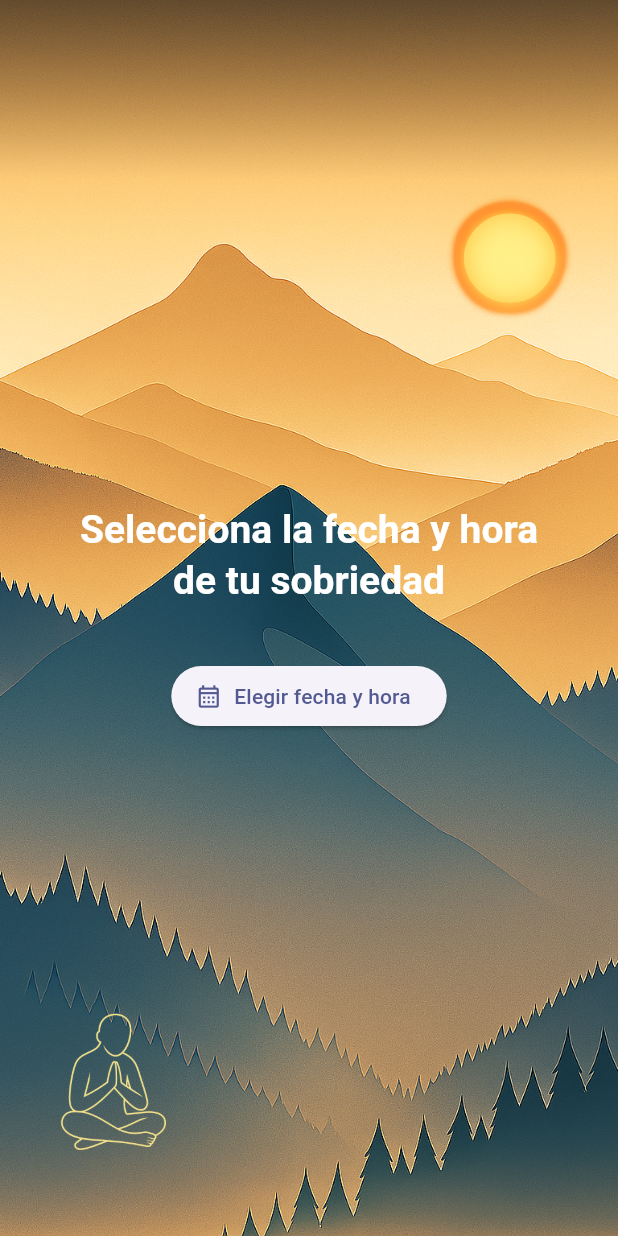
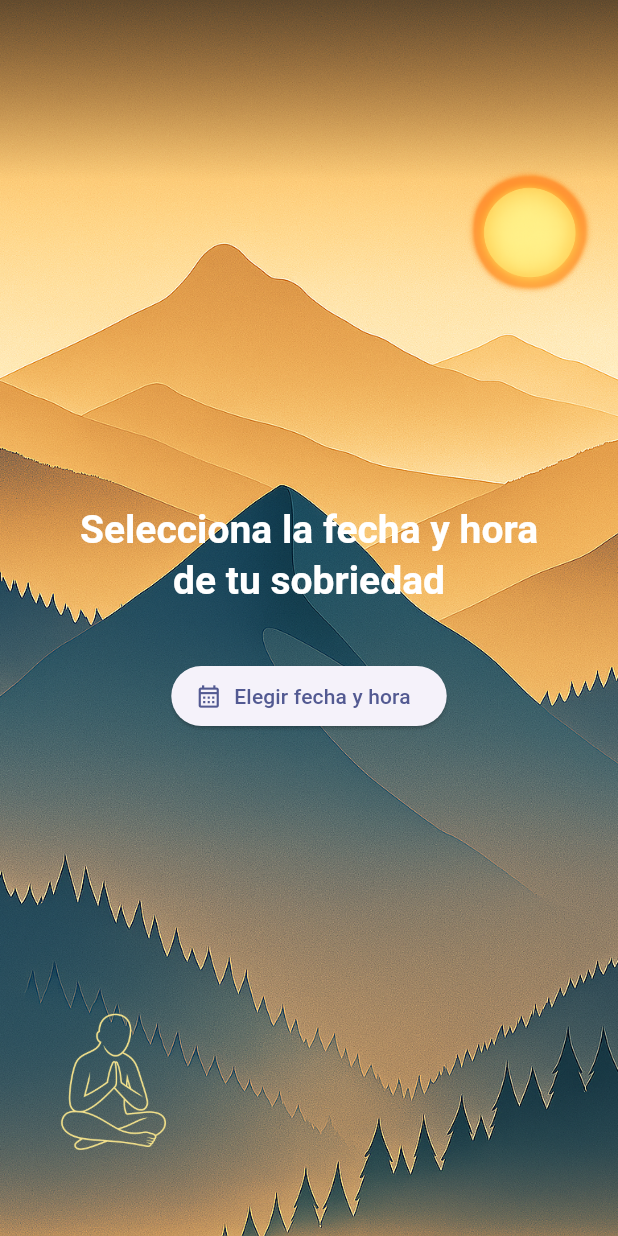
Before and after one commit to javiercamaraezquerra/Undiamas, a Flutter app: the screen it shows after launch, on a phone screen of 412 x 824 dp. Run offline on Flutter 3.47's test engine with Material 3 defaults, Android fonts, the phone set to English and light mode, and no system bars; our stand-ins replace fl_chart, flutter_local_notifications, flutter_markdown, flutter_secure_storage, google_mobile_ads, google_sign_in and 5 more; missing offline and left inert: googleapis; accounts and stored records are empty; statements that could not run were skipped.

Commit message:
Update mountain_background.dart

```diff
--- a/lib/widgets/mountain_background.dart
+++ b/lib/widgets/mountain_background.dart
@@ -16,11 +16,11 @@ class MountainBackground extends StatelessWidget {
   });
 
   Alignment get _sunAlignment => [
-        const Alignment(1.00, -0.70),
-        const Alignment(0.85, -0.82),
-        const Alignment(0.70, -0.94),
-        const Alignment(0.55, -1.06),
-        const Alignment(0.40, -1.18),
+        const Alignment(1.10, -0.75),
+        const Alignment(0.90, -0.85),
+        const Alignment(0.70, -0.95),
+        const Alignment(0.50, -1.05),
+        const Alignment(0.30, -1.15),
       ][pageIndex % 5];
 
   // figura fija
```
